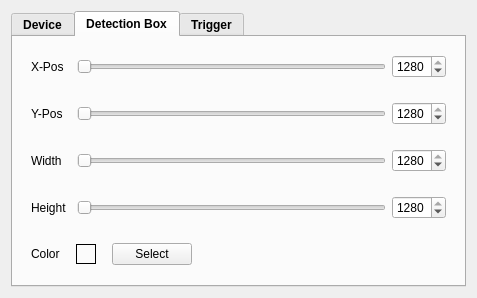
Old version of the form src/plugin/grab_detector/grab_detector_plugin.ui in the repository janelia-idf/bias.
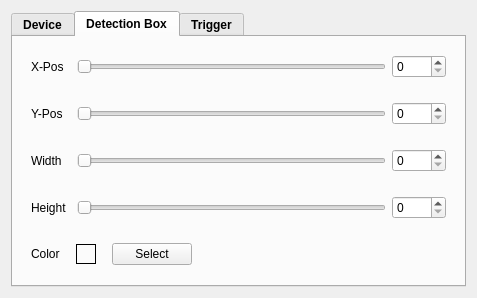
New version of the form. The open tabs and pages were chosen to show the change.

Commit message: Worked on connecting widgets for grab detector plugin.

Patch:
```diff
--- a/src/plugin/grab_detector/grab_detector_plugin.ui
+++ b/src/plugin/grab_detector/grab_detector_plugin.ui
@@ -362,7 +362,7 @@
              <number>1280</number>
             </property>
             <property name="value">
-             <number>1280</number>
+             <number>0</number>
             </property>
            </widget>
           </item>
@@ -428,7 +428,7 @@
              <number>1280</number>
             </property>
             <property name="value">
-             <number>1280</number>
+             <number>0</number>
             </property>
            </widget>
           </item>
@@ -494,7 +494,7 @@
              <number>1280</number>
             </property>
             <property name="value">
-             <number>1280</number>
+             <number>0</number>
             </property>
            </widget>
           </item>
@@ -560,7 +560,7 @@
              <number>1280</number>
             </property>
             <property name="value">
-             <number>1280</number>
+             <number>0</number>
             </property>
            </widget>
           </item>
```
Left out of the diff: 173 changed lines with no effect on the pictures. The commit also changes 6 other files.
